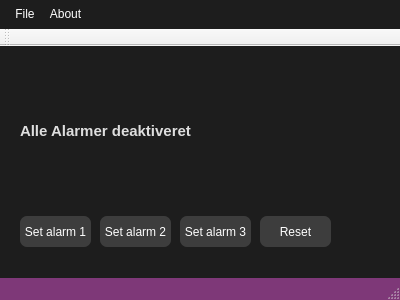
This is Semester_02_02/mainwindow.ui in Simmetopia/semester_02 as Qt 5 draws it before an edit. The edited form follows.
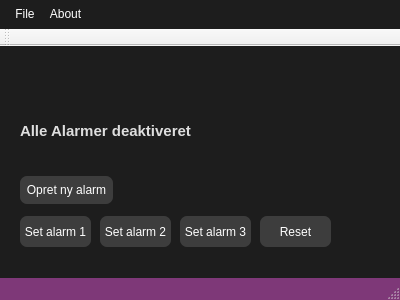
This is the edited form.

```diff
--- a/Semester_02_02/mainwindow.ui
+++ b/Semester_02_02/mainwindow.ui
@@ -129,6 +129,19 @@
      <string>Reset</string>
     </property>
    </widget>
+   <widget class="QPushButton" name="pushButton">
+    <property name="geometry">
+     <rect>
+      <x>20</x>
+      <y>130</y>
+      <width>93</width>
+      <height>28</height>
+     </rect>
+    </property>
+    <property name="text">
+     <string>Opret ny alarm</string>
+    </property>
+   </widget>
   </widget>
   <widget class="QMenuBar" name="menuBar">
    <property name="geometry">
```
Left out of the diff: 2 changed lines with no effect on the pictures.
